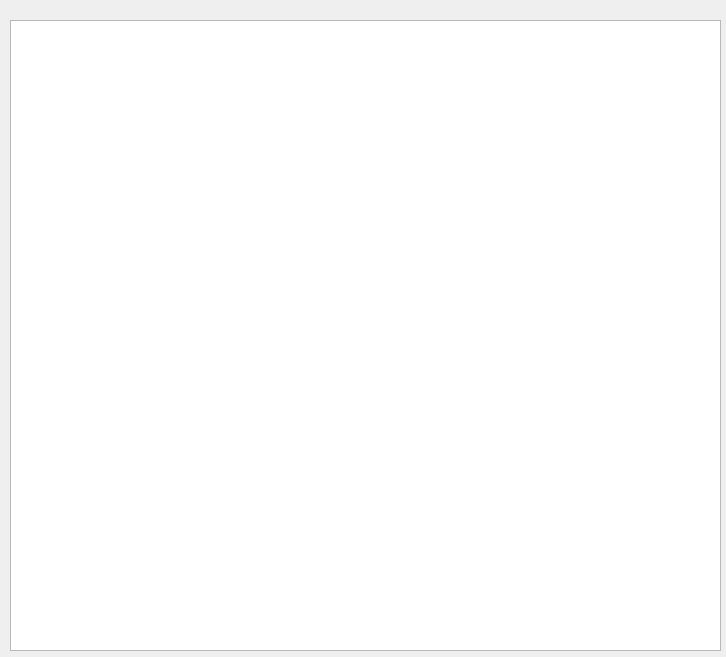
Old version of the form teachers_list.ui in the repository alexeypertcev/ksu-ivt-nagruzka.
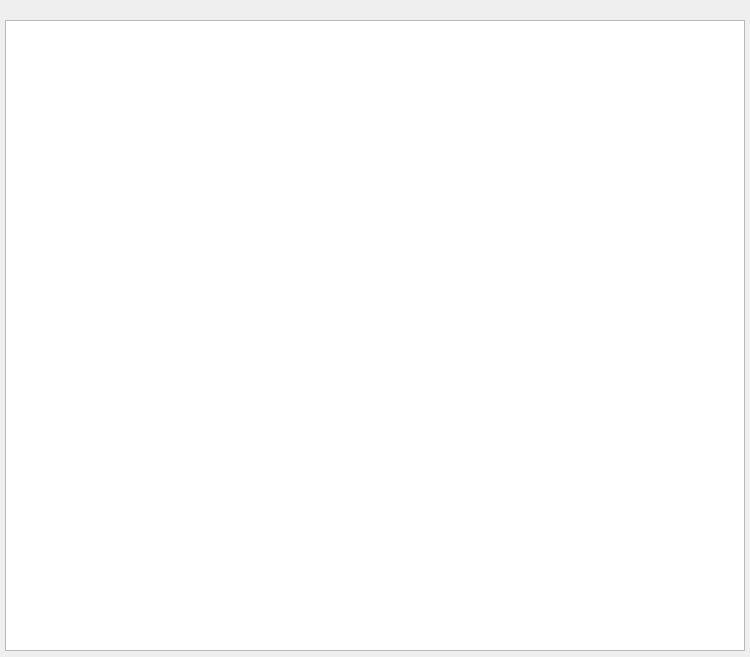
New version of the form.

```diff
--- a/teachers_list.ui
+++ b/teachers_list.ui
@@ -6,7 +6,7 @@
    <rect>
     <x>0</x>
     <y>0</y>
-    <width>726</width>
+    <width>750</width>
     <height>657</height>
    </rect>
   </property>
@@ -16,9 +16,9 @@
   <widget class="QTableView" name="tableView">
    <property name="geometry">
     <rect>
-     <x>10</x>
+     <x>5</x>
      <y>20</y>
-     <width>711</width>
+     <width>740</width>
      <height>631</height>
     </rect>
    </property>
```
